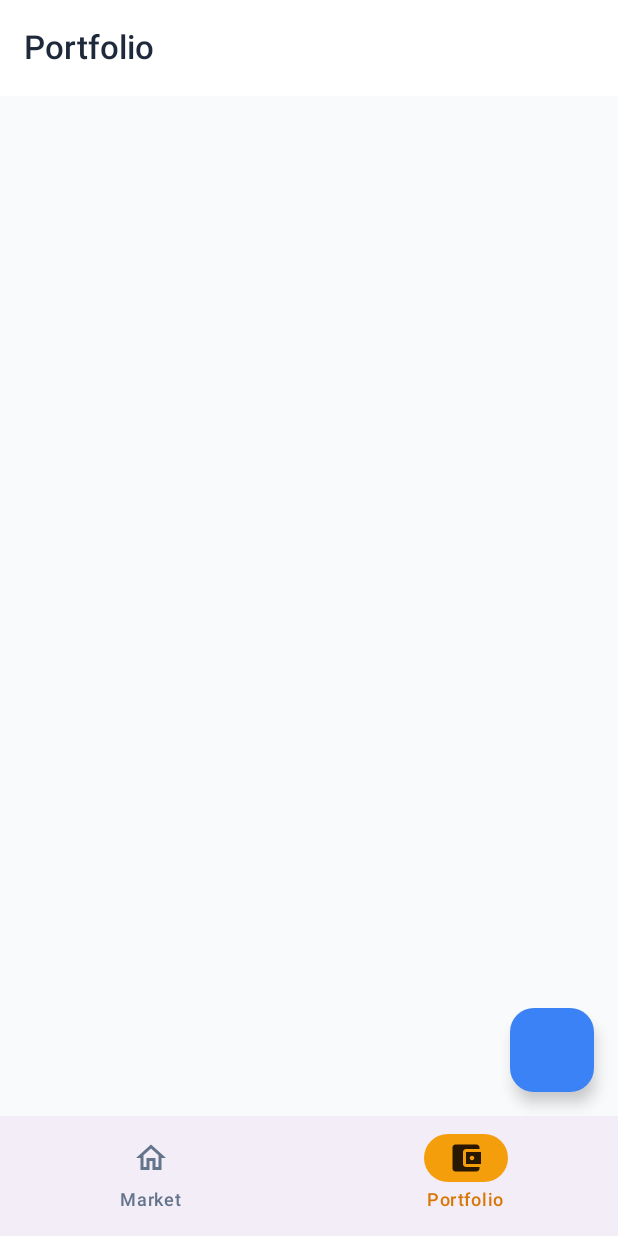
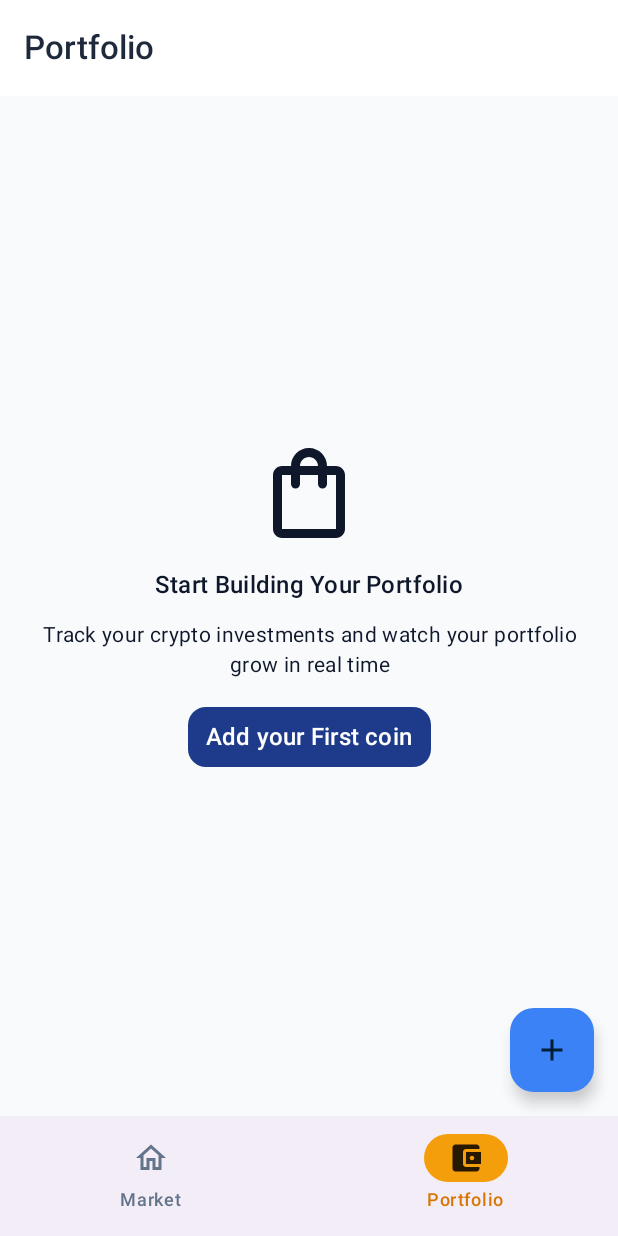
Before and after one commit to luisdelae/hodler-android, an Android app built with Jetpack Compose: the PortfolioRoute screen opened through its navigation route, on a phone screen of 412 x 824 dp. Run offline under Robolectric (Android 15) with nearby library versions, the phone set to English and light mode, and no system bars; our stand-ins replace Dagger/Hilt's generated code; libraries missing offline, so code that uses them is left out: androidx.hilt.lifecycle; 2 statements that could not run were skipped.

Commit message:
Updated holding dto to use long id instead of string. Created PortfolioUiState for use in VM & screen instead of Result. Added empty state UI for Portfolio.

```diff
--- a/app/src/main/java/com/luisd/hodler/data/local/dao/HoldingDao.kt
+++ b/app/src/main/java/com/luisd/hodler/data/local/dao/HoldingDao.kt
@@ -13,7 +13,7 @@ interface HoldingDao {
     fun getAllHoldings(): Flow<List<HoldingEntity>>
 
     @Query("SELECT * FROM holdings WHERE id = :id")
-    fun getHoldingById(id: String): Flow<HoldingEntity>
+    fun getHoldingById(id: Long): Flow<HoldingEntity>
 
     @Query("SELECT * FROM holdings WHERE coinId = :coinId ORDER BY purchaseDate DESC")
     fun getHoldingsByCoinId(coinId: String): Flow<List<HoldingEntity>>
@@ -22,7 +22,7 @@ interface HoldingDao {
     fun insertHolding(holdingEntity: HoldingEntity): Long
 
     @Query("DELETE FROM holdings WHERE id = :id")
-    fun deleteHoldingById(id: String): Int
+    fun deleteHoldingById(id: Long): Int
 
     @Query("DELETE FROM holdings")
     fun deleteAllHoldings(): Int
--- a/app/src/main/java/com/luisd/hodler/data/repository/PortfolioRepositoryImpl.kt
+++ b/app/src/main/java/com/luisd/hodler/data/repository/PortfolioRepositoryImpl.kt
@@ -20,7 +20,7 @@ class PortfolioRepositoryImpl @Inject constructor(
             .asResult()
     }
 
-    override fun getHoldingById(id: String): Flow<Result<Holding>> {
+    override fun getHoldingById(id: Long): Flow<Result<Holding>> {
         return holdingDao.getHoldingById(id = id)
             .map { it.toDomain() }
             .asResult()
@@ -35,7 +35,7 @@ class PortfolioRepositoryImpl @Inject constructor(
         }
     }
 
-    override suspend fun deleteHoldingById(id: String): Result<Unit> {
+    override suspend fun deleteHoldingById(id: Long): Result<Unit> {
         return try {
             holdingDao.deleteHoldingById(id)
             Result.Success(Unit)
--- a/app/src/main/java/com/luisd/hodler/di/UseCaseModule.kt
+++ b/app/src/main/java/com/luisd/hodler/di/UseCaseModule.kt
@@ -2,7 +2,7 @@ package com.luisd.hodler.di
 
 import com.luisd.hodler.domain.repository.CoinRepository
 import com.luisd.hodler.domain.repository.PortfolioRepository
-import com.luisd.hodler.domain.usecase.GetHoldingsWithPricesUseCase
+import com.luisd.hodler.domain.usecase.ObservePortfolioUseCase
 import dagger.Module
 import dagger.Provides
 import dagger.hilt.InstallIn
@@ -12,11 +12,11 @@ import dagger.hilt.components.SingletonComponent
 @InstallIn(SingletonComponent::class)
 object UseCaseModule {
     @Provides
-    fun provideGetHoldingsWithPricesUseCase(
+    fun provideObservePortfolioUseCase(
         portfolioRepository: PortfolioRepository,
         coinRepository: CoinRepository,
-    ): GetHoldingsWithPricesUseCase {
-        return GetHoldingsWithPricesUseCase(
+    ): ObservePortfolioUseCase {
+        return ObservePortfolioUseCase(
             portfolioRepository = portfolioRepository,
             coinRepository =  coinRepository
         )
--- a/app/src/main/java/com/luisd/hodler/domain/repository/PortfolioRepository.kt
+++ b/app/src/main/java/com/luisd/hodler/domain/repository/PortfolioRepository.kt
@@ -6,8 +6,7 @@ import com.luisd.hodler.domain.model.Result
 
 interface PortfolioRepository {
     fun getAllHoldings(): Flow<Result<List<Holding>>>
-
-    fun getHoldingById(id: String): Flow<Result<Holding>>
+    fun getHoldingById(id: Long): Flow<Result<Holding>>
     suspend fun insertHolding(holding: Holding): Result<Unit>
-    suspend fun deleteHoldingById(id: String): Result<Unit>
+    suspend fun deleteHoldingById(id: Long): Result<Unit>
 }
--- a/app/src/main/java/com/luisd/hodler/domain/usecase/GetHoldingsWithPricesUseCase.kt
+++ b/app/src/main/java/com/luisd/hodler/domain/usecase/ObservePortfolioUseCase.kt
@@ -8,7 +8,7 @@ import kotlinx.coroutines.flow.Flow
 import kotlinx.coroutines.flow.map
 import javax.inject.Inject
 
-class GetHoldingsWithPricesUseCase @Inject constructor(
+class ObservePortfolioUseCase @Inject constructor(
     private val portfolioRepository: PortfolioRepository,
     private val coinRepository: CoinRepository,
 ) {
--- a/app/src/main/java/com/luisd/hodler/presentation/ui/details/CoinDetailScreen.kt
+++ b/app/src/main/java/com/luisd/hodler/presentation/ui/details/CoinDetailScreen.kt
@@ -70,7 +70,11 @@ fun DetailScreen(
                             imageVector = Icons.AutoMirrored.Filled.ArrowBack,
                             contentDescription = "Back",
                         )
-                        Text(text = "Back")
+                        Text(
+                            modifier = Modifier.padding(horizontal = 4.dp),
+                            text = "Back",
+                            style = MaterialTheme.typography.titleMedium
+                        )
                     }
                 },
                 actions = {
--- a/app/src/main/java/com/luisd/hodler/presentation/ui/market/components/CoinList.kt
+++ b/app/src/main/java/com/luisd/hodler/presentation/ui/market/components/CoinList.kt
@@ -41,7 +41,7 @@ fun CoinList(
 ) {
     LazyColumn(
         modifier = modifier
-            .padding(16.dp)
+            .padding(start = 16.dp, end = 16.dp, top = 16.dp, bottom = 0.dp)
             .fillMaxSize()
     ) {
         items(coins) { coin ->
--- a/app/src/main/java/com/luisd/hodler/presentation/ui/portfolio/PortfolioScreen.kt
+++ b/app/src/main/java/com/luisd/hodler/presentation/ui/portfolio/PortfolioScreen.kt
@@ -1,20 +1,28 @@
 package com.luisd.hodler.presentation.ui.portfolio
 
+import androidx.compose.foundation.layout.Column
 import androidx.compose.foundation.layout.PaddingValues
+import androidx.compose.foundation.layout.fillMaxSize
 import androidx.compose.foundation.layout.padding
+import androidx.compose.material.icons.Icons
+import androidx.compose.material.icons.filled.Add
 import androidx.compose.material3.ExperimentalMaterial3Api
 import androidx.compose.material3.FloatingActionButton
+import androidx.compose.material3.Icon
 import androidx.compose.material3.Scaffold
 import androidx.compose.material3.Text
 import androidx.compose.material3.TopAppBar
 import androidx.compose.runtime.Composable
 import androidx.compose.runtime.getValue
 import androidx.compose.ui.Modifier
+import androidx.compose.ui.unit.dp
 import androidx.hilt.lifecycle.viewmodel.compose.hiltViewModel
 import androidx.lifecycle.compose.collectAsStateWithLifecycle
 import com.luisd.hodler.domain.model.Result
 import com.luisd.hodler.presentation.ui.components.ErrorContent
 import com.luisd.hodler.presentation.ui.components.LoadingContent
+import com.luisd.hodler.presentation.ui.portfolio.components.PortfolioEmptySection
+import com.luisd.hodler.presentation.ui.portfolio.components.PortfolioSummarySection
 
 @Composable
 fun PortfolioRoute(
@@ -22,12 +30,12 @@ fun PortfolioRoute(
     onAddHoldingClick: () -> Unit,
     viewModel: PortfolioViewModel = hiltViewModel(),
 ) {
-    val state by viewModel.state.collectAsStateWithLifecycle()
+    val state by viewModel.uiState.collectAsStateWithLifecycle()
 
     PortfolioScreen(
         outerPaddingValues = outerPaddingValues,
         state = state,
-        onRefresh = { viewModel.refresh() },
+        onRefresh = { viewModel.refreshPrices() },
         onAddHoldingClick = onAddHoldingClick
     )
 }
@@ -35,7 +43,7 @@ fun PortfolioRoute(
 @Composable
 fun PortfolioScreen(
     outerPaddingValues: PaddingValues,
-    state: Result<Portfolio>,
+    state: PortfolioUiState,
     onRefresh: () -> Unit,
     onAddHoldingClick: () -> Unit,
 ) {
@@ -46,19 +54,22 @@ fun PortfolioScreen(
             FloatingActionButton(
                 onClick = { onAddHoldingClick() }
             ) {
-
+                Icon(
+                    imageVector = Icons.Filled.Add,
+                    contentDescription = "Add holding",
+                )
             }
         }
     ) { paddingValues ->
         when (state) {
-            is Result.Loading -> {
+            is PortfolioUiState.Loading -> {
                 LoadingContent(
                     message = "Loading portfolio...",
                     paddingValues = paddingValues
                 )
             }
 
-            is Result.Error -> {
+            is PortfolioUiState.Error -> {
                 ErrorContent(
                     message = "Failed to load portfolio",
                     paddingValues = paddingValues,
@@ -66,8 +77,24 @@ fun PortfolioScreen(
                 )
             }
 
-            is Result.Success -> {
+            is PortfolioUiState.Empty -> {
+                PortfolioEmptySection(
+                    onAddNewHolding = { onAddHoldingClick },
+                    modifier = Modifier.padding(paddingValues)
+                )
+            }
 
+            is PortfolioUiState.Success -> {
+                Column(
+                    modifier = Modifier
+                        .padding(paddingValues)
+                        .fillMaxSize()
+                ) {
+                    PortfolioSummarySection(
+                        portfolioSummary = state.summary,
+                        modifier = Modifier.padding(vertical = 16.dp),
+                    )
+                }
             }
         }
     }
--- a/app/src/main/java/com/luisd/hodler/presentation/ui/portfolio/PortfolioViewModel.kt
+++ b/app/src/main/java/com/luisd/hodler/presentation/ui/portfolio/PortfolioViewModel.kt
@@ -5,47 +5,66 @@ import androidx.lifecycle.viewModelScope
 import com.luisd.hodler.domain.model.HoldingWithPrice
 import com.luisd.hodler.domain.model.PortfolioSummary
 import com.luisd.hodler.domain.model.Result
-import com.luisd.hodler.domain.usecase.GetHoldingsWithPricesUseCase
+import com.luisd.hodler.domain.repository.PortfolioRepository
+import com.luisd.hodler.domain.usecase.ObservePortfolioUseCase
 import dagger.hilt.android.lifecycle.HiltViewModel
-import kotlinx.coroutines.flow.MutableStateFlow
+import kotlinx.coroutines.ExperimentalCoroutinesApi
+import kotlinx.coroutines.flow.MutableSharedFlow
+import kotlinx.coroutines.flow.SharingStarted
 import kotlinx.coroutines.flow.StateFlow
-import kotlinx.coroutines.flow.asStateFlow
+import kotlinx.coroutines.flow.flatMapLatest
+import kotlinx.coroutines.flow.map
+import kotlinx.coroutines.flow.stateIn
 import kotlinx.coroutines.launch
 import javax.inject.Inject
 
 @HiltViewModel
 class PortfolioViewModel @Inject constructor(
-    private val getHoldingsWithPricesUseCase: GetHoldingsWithPricesUseCase
+    private val observePortfolioUseCase: ObservePortfolioUseCase,
+    private val portfolioRepository: PortfolioRepository,
 ) : ViewModel() {
-    private val _state = MutableStateFlow<Result<Portfolio>>(Result.Loading)
-    val state: StateFlow<Result<Portfolio>> = _state.asStateFlow()
+
+    private val refreshTrigger = MutableSharedFlow<Unit>(replay = 1)
 
     init {
-        loadPortfolio()
+        viewModelScope.launch {
+            refreshTrigger.emit(Unit)
+        }
     }
 
-    private fun loadPortfolio() {
-        viewModelScope.launch {
-            getHoldingsWithPricesUseCase().collect { result ->
-                _state.value = when (result) {
-                    is Result.Success -> {
-                        Result.Success(
-                            Portfolio(
-                                portfolioSummary = aggregateSummary(result.data),
-                                holdingsWithPrice = result.data
-                            )
-                        ) as Result<Portfolio>
+    @OptIn(ExperimentalCoroutinesApi::class)
+    val uiState: StateFlow<PortfolioUiState> = refreshTrigger
+        .flatMapLatest { observePortfolioUseCase() }
+        .map { result ->
+            when (result) {
+                is Result.Error -> PortfolioUiState.Error(
+                    message = result.exception.message ?: "Failed to load portfolio"
+                )
+
+                Result.Loading -> PortfolioUiState.Loading
+                is Result.Success -> {
+                    val holdings = result.data
+                    if (holdings.isEmpty()) {
+                        PortfolioUiState.Empty
+                    } else {
+                        PortfolioUiState.Success(
+                            summary = aggregateSummary(result.data),
+                            holdings = result.data
+                        )
                     }
-
-                    is Result.Loading -> Result.Loading
-                    is Result.Error -> Result.Error(result.exception)
                 }
             }
         }
-    }
+        .stateIn(
+            scope = viewModelScope,
+            started = SharingStarted.WhileSubscribed(5000),
+            initialValue = PortfolioUiState.Loading
+        )
 
-    fun refresh() {
-        loadPortfolio()
+    fun refreshPrices() {
+        viewModelScope.launch {
+            refreshTrigger.emit(Unit)
+        }
     }
 
     private fun aggregateSummary(holdings: List<HoldingWithPrice>): PortfolioSummary {
@@ -74,9 +93,10 @@ class PortfolioViewModel @Inject constructor(
             totalProfitLossPercent24h = totalProfitLossPercent24h
         )
     }
+
+    fun deleteHolding(id: Long) {
+        viewModelScope.launch {
+            portfolioRepository.deleteHoldingById(id)
+        }
+    }
 }
-
-data class Portfolio(
-    val portfolioSummary: PortfolioSummary,
-    val holdingsWithPrice: List<HoldingWithPrice>
-)
--- /dev/null
+++ b/app/src/main/java/com/luisd/hodler/presentation/ui/portfolio/components/PortfolioEmptySection.kt
@@ -0,0 +1,80 @@
+package com.luisd.hodler.presentation.ui.portfolio.components
+
+import android.content.res.Configuration.UI_MODE_NIGHT_YES
+import androidx.compose.foundation.layout.Arrangement
+import androidx.compose.foundation.layout.Column
+import androidx.compose.foundation.layout.fillMaxSize
+import androidx.compose.foundation.layout.padding
+import androidx.compose.foundation.layout.size
+import androidx.compose.foundation.shape.RoundedCornerShape
+import androidx.compose.material.icons.Icons
+import androidx.compose.material.icons.outlined.ShoppingBag
+import androidx.compose.material3.ButtonDefaults
+import androidx.compose.material3.Icon
+import androidx.compose.material3.MaterialTheme
+import androidx.compose.material3.Text
+import androidx.compose.material3.TextButton
+import androidx.compose.runtime.Composable
+import androidx.compose.ui.Alignment
+import androidx.compose.ui.Modifier
+import androidx.compose.ui.text.style.TextAlign
+import androidx.compose.ui.tooling.preview.Preview
+import androidx.compose.ui.unit.dp
+import com.luisd.hodler.presentation.theme.HodlerTheme
+
+@Composable
+fun PortfolioEmptySection(
+    onAddNewHolding: () -> Unit,
+    modifier: Modifier = Modifier
+) {
+    Column(
+        modifier = modifier
+            .padding(16.dp)
+            .fillMaxSize(),
+        verticalArrangement = Arrangement.spacedBy(
+            space = 16.dp,
+            alignment = Alignment.CenterVertically
+        ),
+        horizontalAlignment = Alignment.CenterHorizontally,
+    ) {
+        Icon(
+            imageVector = Icons.Outlined.ShoppingBag,
+            contentDescription = "Empty portfolio icon",
+            modifier = Modifier.size(72.dp)
+        )
+
+        Text(
+            text = "Start Building Your Portfolio",
+            style = MaterialTheme.typography.titleMedium,
+        )
+
+        Text(
+            text = "Track your crypto investments and watch your portfolio grow in real time",
+            style = MaterialTheme.typography.bodyMedium,
+            textAlign = TextAlign.Center
+        )
+
+        TextButton(
+            onClick = { onAddNewHolding() },
+            shape = RoundedCornerShape(12.dp),
+            colors = ButtonDefaults.textButtonColors(
+                containerColor = MaterialTheme.colorScheme.primary,
+                contentColor = MaterialTheme.colorScheme.onPrimary
+            )
+        ) {
+            Text(
+                text = "Add your First coin",
+                style = MaterialTheme.typography.titleMedium,
+            )
+        }
+    }
+}
+
+@Preview(name = "Light", showBackground = true)
+@Preview(name = "Dark", showBackground = true, uiMode = UI_MODE_NIGHT_YES)
+@Composable
+fun PortfolioEmptySectionPreview() {
+    HodlerTheme {
+        PortfolioEmptySection({})
+    }
+}
--- a/app/src/main/java/com/luisd/hodler/presentation/ui/portfolio/components/PortfolioSummarySection.kt
+++ b/app/src/main/java/com/luisd/hodler/presentation/ui/portfolio/components/PortfolioSummarySection.kt
@@ -3,6 +3,7 @@ package com.luisd.hodler.presentation.ui.portfolio.components
 import android.content.res.Configuration.UI_MODE_NIGHT_YES
 import androidx.compose.runtime.Composable
 import androidx.compose.runtime.remember
+import androidx.compose.ui.Modifier
 import androidx.compose.ui.tooling.preview.Preview
 import com.luisd.hodler.domain.model.PortfolioSummary
 import com.luisd.hodler.presentation.theme.HodlerTheme
@@ -13,7 +14,8 @@ import com.luisd.hodler.presentation.ui.util.toUsdFormat
 
 @Composable
 fun PortfolioSummarySection(
-    portfolioSummary: PortfolioSummary
+    portfolioSummary: PortfolioSummary,
+    modifier: Modifier = Modifier,
 ) {
     val stats = remember(portfolioSummary) {
         listOf(
@@ -39,7 +41,7 @@ fun PortfolioSummarySection(
         )
     }
 
-    StatsGrid(stats = stats)
+    StatsGrid(stats = stats, modifier = modifier)
 }
 
 @Preview(name = "Light", showBackground = true)
```
Also changed, not shown: app/src/main/java/com/luisd/hodler/presentation/ui/portfolio/PortfolioUiState.kt (added, +22 -0 lines).
